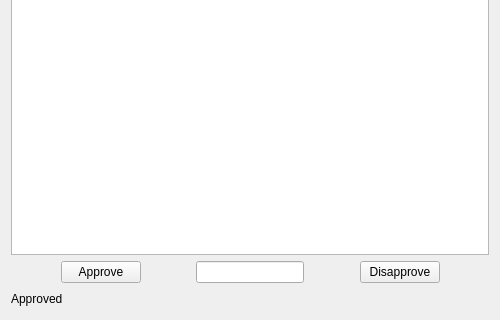
Above: notificationdialog.ui from hassan-kandil/DistImage before the change; both pictures show x 0 to 500 and y 180 to 500 of the 500 by 500 pixel window. Below: the same form after it.
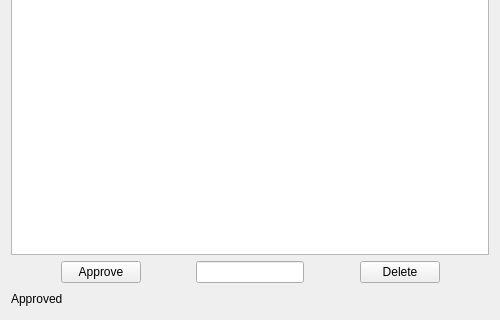
That is the form after the change.

```diff
--- a/notificationdialog.ui
+++ b/notificationdialog.ui
@@ -106,7 +106,7 @@
      <item>
       <widget class="QPushButton" name="push_disapprove">
        <property name="text">
-        <string>Disapprove</string>
+        <string>Delete</string>
        </property>
       </widget>
      </item>
```
